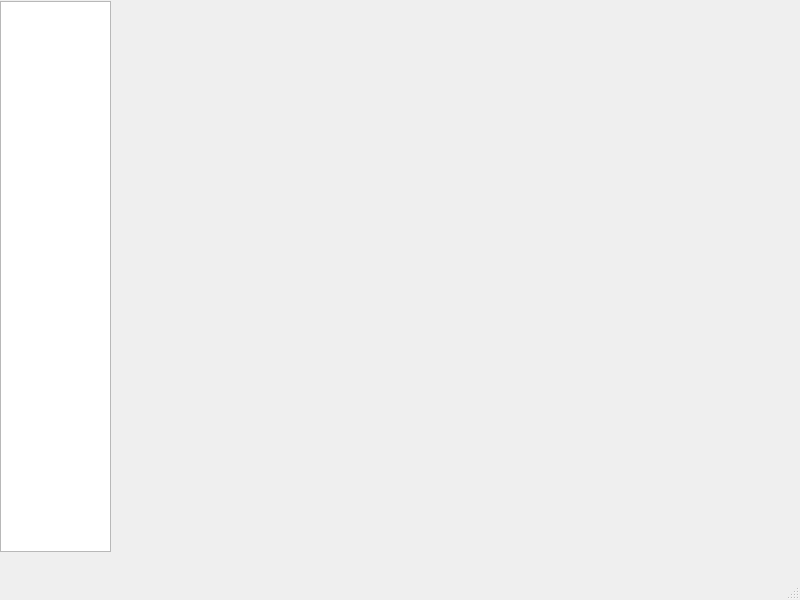
Above: studentinfowindow.ui from zihang0403/EduManagement before the change. Below: the same form after it.
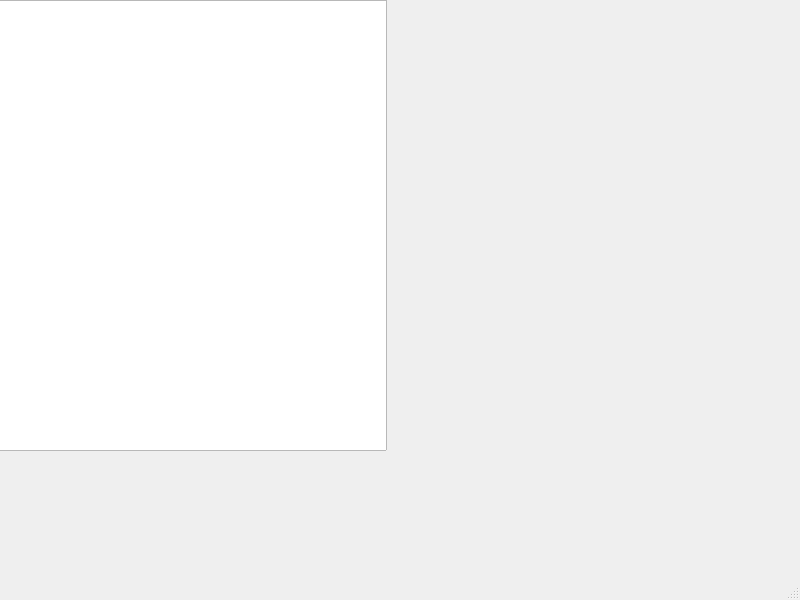
That is the form after the change.

```diff
--- a/studentinfowindow.ui
+++ b/studentinfowindow.ui
@@ -14,38 +14,33 @@
    <string>MainWindow</string>
   </property>
   <widget class="QWidget" name="centralwidget">
-   <widget class="QListWidget" name="sidebar">
+   <widget class="QWidget" name="horizontalLayoutWidget">
     <property name="geometry">
      <rect>
-      <x>0</x>
-      <y>1</y>
-      <width>111</width>
-      <height>551</height>
-     </rect>
-    </property>
-   </widget>
-   <widget class="QStackedWidget" name="contentStack">
-    <property name="geometry">
-     <rect>
-      <x>120</x>
+      <x>-10</x>
       <y>0</y>
-      <width>321</width>
-      <height>551</height>
+      <width>801</width>
+      <height>451</height>
      </rect>
     </property>
-    <property name="currentIndex">
-     <number>0</number>
-    </property>
-    <widget class="QWidget" name="page">
-     <property name="enabled">
-      <bool>false</bool>
-     </property>
-    </widget>
-    <widget class="QWidget" name="page_2">
-     <property name="enabled">
-      <bool>false</bool>
-     </property>
-    </widget>
+    <layout class="QHBoxLayout" name="horizontalLayout">
+     <item>
+      <widget class="QListWidget" name="sidebar">
+       <property name="maximumSize">
+        <size>
+         <width>397</width>
+         <height>16777215</height>
+        </size>
+       </property>
+      </widget>
+     </item>
+     <item>
+      <widget class="QStackedWidget" name="contentStack">
+       <widget class="QWidget" name="page"/>
+       <widget class="QWidget" name="page_2"/>
+      </widget>
+     </item>
+    </layout>
    </widget>
   </widget>
   <widget class="QMenuBar" name="menubar">
```
